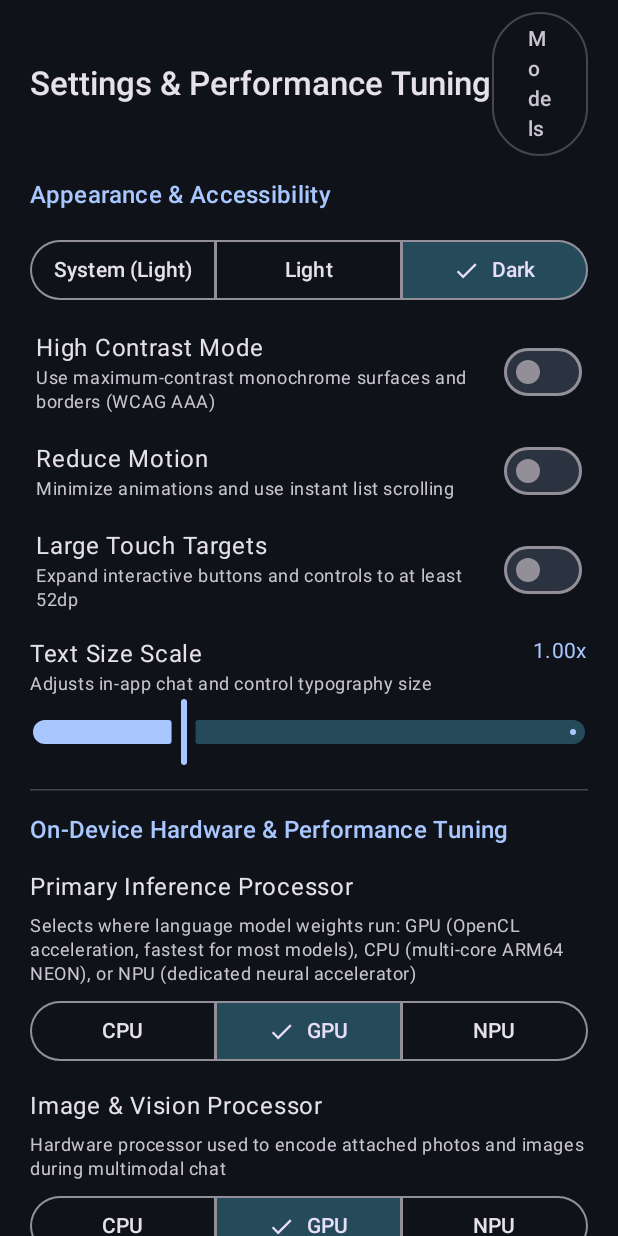
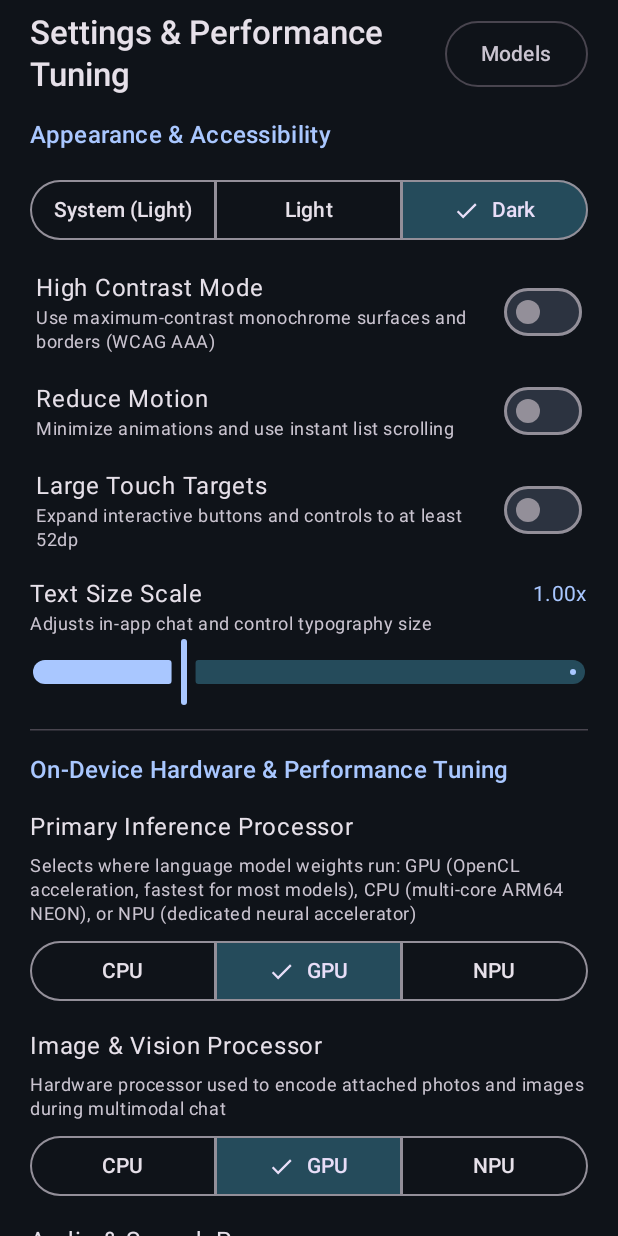
Before and after one commit to nuclearBulldog/android-llm, an Android app built with Jetpack Compose: the @Preview function SettingsSheetSiliconPreview, on a phone screen of 412 x 824 dp. Run offline under Robolectric (Android 15) with nearby library versions, the phone set to English and light mode, and no system bars.

Commit message:
Fix Settings UI layout wrapping and Obtainium release checksums/signing

```diff
--- a/app/src/main/java/com/slopware/androidllm/ui/SettingsSheet.kt
+++ b/app/src/main/java/com/slopware/androidllm/ui/SettingsSheet.kt
@@ -52,6 +52,7 @@ import androidx.compose.ui.draw.clip
 import androidx.compose.ui.semantics.Role
 import androidx.compose.ui.text.font.FontFamily
 import androidx.compose.ui.text.font.FontWeight
+import androidx.compose.ui.text.style.TextOverflow
 import androidx.compose.ui.unit.dp
 import com.slopware.androidllm.domain.BackendType
 import com.slopware.androidllm.domain.CoreAffinityMode
@@ -119,12 +120,13 @@ fun SettingsSheetBody(
                 text = "Settings & Performance Tuning",
                 style = MaterialTheme.typography.titleLarge,
                 fontWeight = FontWeight.SemiBold,
+                modifier = Modifier.weight(1f).padding(end = 12.dp),
             )
             OutlinedButton(
                 onClick = onOpenModelHub,
                 modifier = Modifier.heightIn(min = minTouchSize()),
             ) {
-                Text("Models")
+                Text("Models", maxLines = 1, softWrap = false)
             }
         }
 
@@ -390,7 +392,6 @@ private fun AffinitySelector(
     }
 }
 
-@OptIn(ExperimentalLayoutApi::class)
 @Composable
 private fun SiliconTelemetryCard(
     telemetry: SiliconTelemetry?,
@@ -415,7 +416,11 @@ private fun SiliconTelemetryCard(
                 verticalAlignment = Alignment.CenterVertically,
                 horizontalArrangement = Arrangement.SpaceBetween,
             ) {
-                Text("Live Processor & Memory Telemetry", style = MaterialTheme.typography.titleSmall)
+                Text(
+                    text = "Live Processor & Memory Telemetry",
+                    style = MaterialTheme.typography.titleSmall,
+                    modifier = Modifier.weight(1f).padding(end = 8.dp),
+                )
                 Surface(
                     shape = RoundedCornerShape(50),
                     color = if (telemetry?.nativeLoaded == true) {
@@ -425,8 +430,10 @@ private fun SiliconTelemetryCard(
                     },
                 ) {
                     Text(
-                        text = if (telemetry?.nativeLoaded == true) "Native ARM64 Active" else "JVM Fallback",
+                        text = if (telemetry?.nativeLoaded == true) "ARM64 Active" else "JVM Fallback",
                         style = MaterialTheme.typography.labelSmall,
+                        maxLines = 1,
+                        softWrap = false,
                         modifier = Modifier.padding(horizontal = 8.dp, vertical = 3.dp),
                     )
                 }
@@ -455,55 +462,59 @@ private fun SiliconTelemetryCard(
                 val fzStatus = if (telemetry.flushToZeroActive) "Enabled" else "Disabled"
                 Text(
                     text = buildString {
-                        appendLine("Architecture: ${telemetry.arch} · Core Mask: ${telemetry.activeAffinityMaskHex}")
-                        appendLine("Flush-to-Zero (FPCR ${telemetry.fpcrHex}): $fzStatus · Timer Slack: $slackLabel")
-                        appendLine("L1 Cache Line (Inst/Data): ${telemetry.l1ICacheLineBytes}B / ${telemetry.l1DCacheLineBytes}B · Counter: ${telemetry.timerFreqMhz} MHz")
-                        appendLine("Available Memory: ${telemetry.availRamMb} / ${telemetry.totalRamMb} MB · Device Temp: $thermal")
-                        append("Memory Page Cache: ${telemetry.lastVmAction}")
+                        appendLine("Architecture: ${telemetry.arch} (Mask ${telemetry.activeAffinityMaskHex})")
+                        appendLine("Flush-to-Zero: $fzStatus (FPCR ${telemetry.fpcrHex})")
+                        appendLine("Timer Slack: $slackLabel · Counter: ${telemetry.timerFreqMhz} MHz")
+                        appendLine("L1 Cache Line: ${telemetry.l1ICacheLineBytes}B Inst / ${telemetry.l1DCacheLineBytes}B Data")
+                        appendLine("Memory: ${telemetry.availRamMb} / ${telemetry.totalRamMb} MB free")
+                        appendLine("Device Temp: $thermal")
+                        append("Page Cache: ${telemetry.lastVmAction}")
                     },
                     style = MaterialTheme.typography.bodySmall.copy(fontFamily = FontFamily.Monospace),
                 )
 
                 if (telemetry.cores.isNotEmpty()) {
-                    FlowRow(horizontalArrangement = Arrangement.spacedBy(6.dp), verticalArrangement = Arrangement.spacedBy(6.dp)) {
-                        telemetry.cores.forEach { core ->
+                    Column(verticalArrangement = Arrangement.spacedBy(6.dp)) {
+                        telemetry.cores.chunked(2).forEach { pair ->
+                            Row(
+                                modifier = Modifier.fillMaxWidth(),
+                                horizontalArrangement = Arrangement.spacedBy(6.dp),
+                            ) {
+                                pair.forEach { core ->
                                     Surface(
                                         shape = RoundedCornerShape(8.dp),
                                         color = MaterialTheme.colorScheme.surfaceContainerHighest,
+                                        modifier = Modifier.weight(1f),
                                     ) {
                                         Text(
-                                    text = "Core ${core.coreIndex} (${core.tier}) ${core.curFreqKhz / 1000}/${core.maxFreqKhz / 1000} MHz",
+                                            text = "C${core.coreIndex} ${core.tier} · ${core.curFreqKhz / 1000}/${core.maxFreqKhz / 1000} MHz",
                                             style = MaterialTheme.typography.labelSmall,
-                                    modifier = Modifier.padding(horizontal = 7.dp, vertical = 3.dp),
+                                            maxLines = 1,
+                                            overflow = TextOverflow.Ellipsis,
+                                            modifier = Modifier.padding(horizontal = 7.dp, vertical = 4.dp),
                                         )
+                                    }
+                                }
+                                if (pair.size == 1) Spacer(modifier = Modifier.weight(1f))
                             }
                         }
                     }
                 }
 
-                Row(
-                    modifier = Modifier.fillMaxWidth(),
-                    verticalAlignment = Alignment.CenterVertically,
-                    horizontalArrangement = Arrangement.SpaceBetween,
-                ) {
                 Button(
                     onClick = onRunBenchmark,
                     enabled = !isBenchmarking,
-                        modifier = Modifier.heightIn(min = minTouchSize()),
+                    modifier = Modifier.fillMaxWidth().heightIn(min = minTouchSize()),
                 ) {
                     if (isBenchmarking) {
                         CircularProgressIndicator(modifier = Modifier.size(16.dp), strokeWidth = 2.dp)
                     } else {
-                            Text("Run SIMD Vector Compute Benchmark")
+                        val benchLabel = if (telemetry.neonGflops > 0.0) {
+                            "Run SIMD Benchmark (${String.format(Locale.US, "%.2f GFLOPS", telemetry.neonGflops)})"
+                        } else {
+                            "Run SIMD Vector Benchmark"
                         }
-                    }
-                    if (telemetry.neonGflops > 0.0) {
-                        Text(
-                            text = String.format(Locale.US, "%.2f GFLOPS", telemetry.neonGflops),
-                            style = MaterialTheme.typography.titleSmall,
-                            color = MaterialTheme.colorScheme.primary,
-                            fontWeight = FontWeight.Bold,
-                        )
+                        Text(benchLabel, maxLines = 1, softWrap = false, overflow = TextOverflow.Ellipsis)
                     }
                 }
 
@@ -512,7 +523,7 @@ private fun SiliconTelemetryCard(
                     enabled = !isBusy && !isBenchmarking,
                     modifier = Modifier.fillMaxWidth().heightIn(min = minTouchSize()),
                 ) {
-                    Text("Release Cached Model Weights from RAM")
+                    Text("Release Cached Model Weights from RAM", maxLines = 1, overflow = TextOverflow.Ellipsis)
                 }
 
                 if (telemetry.machineCodeDisassembly.isNotEmpty()) {
@@ -524,7 +535,11 @@ private fun SiliconTelemetryCard(
                         verticalAlignment = Alignment.CenterVertically,
                         horizontalArrangement = Arrangement.SpaceBetween,
                     ) {
-                        Text("View Native ARM64 Assembly Instructions", style = MaterialTheme.typography.labelLarge)
+                        Text(
+                            text = "View Native ARM64 Assembly Instructions",
+                            style = MaterialTheme.typography.labelLarge,
+                            modifier = Modifier.weight(1f).padding(end = 8.dp),
+                        )
                         Icon(
                             if (showDisassembly) Icons.Default.KeyboardArrowUp else Icons.Default.KeyboardArrowDown,
                             contentDescription = "Toggle native ARM64 assembly instructions",
@@ -558,11 +573,15 @@ private fun ThinkingBudgetControl(
             verticalAlignment = Alignment.CenterVertically,
             horizontalArrangement = Arrangement.SpaceBetween,
         ) {
-            Text("Reasoning Token Budget", style = MaterialTheme.typography.bodyMedium)
+            Text(
+                text = "Reasoning Token Budget",
+                style = MaterialTheme.typography.bodyMedium,
+                modifier = Modifier.weight(1f).padding(end = 8.dp),
+            )
             FilterChip(
                 selected = isUnlimited,
                 onClick = { onBudgetChange(if (isUnlimited) 1024 else -1) },
-                label = { Text("Unlimited (-1)") },
+                label = { Text("Unlimited (-1)", maxLines = 1, softWrap = false) },
             )
         }
         if (!isUnlimited) {
@@ -620,13 +639,20 @@ private fun SliderSettingRow(
     Column(modifier = Modifier.fillMaxWidth()) {
         Row(
             modifier = Modifier.fillMaxWidth(),
+            verticalAlignment = Alignment.CenterVertically,
             horizontalArrangement = Arrangement.SpaceBetween,
         ) {
-            Text(label, style = MaterialTheme.typography.bodyLarge)
+            Text(
+                text = label,
+                style = MaterialTheme.typography.bodyLarge,
+                modifier = Modifier.weight(1f).padding(end = 8.dp),
+            )
             Text(
                 text = formatValue(draft),
                 style = MaterialTheme.typography.bodyMedium,
                 color = MaterialTheme.colorScheme.primary,
+                maxLines = 1,
+                softWrap = false,
             )
         }
         if (!subtitle.isNullOrBlank()) {
```
Also changed, not shown: app/build.gradle.kts (+14 -10 lines), app/src/main/java/com/slopware/androidllm/hardware/Arm64Tuner.kt (+8 -2 lines), 2 other files. Lines whose indentation alone changed are shown as unchanged.
